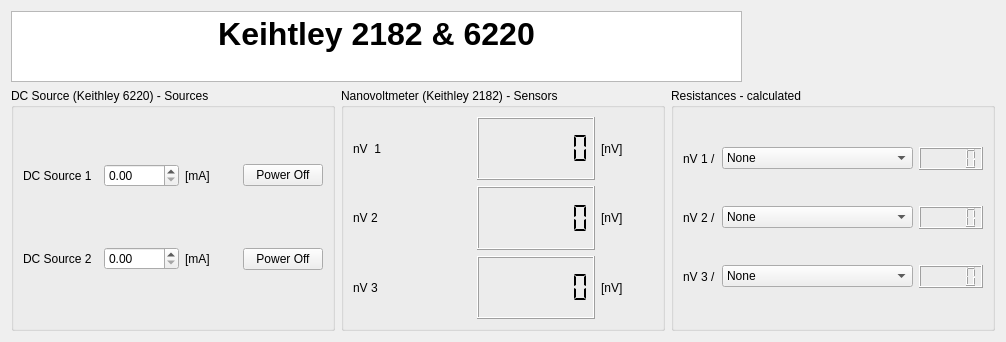
Old version of the form Keithley/Keithley_Control.ui in the repository Cryostat-GUI/Cryostat-GUI.
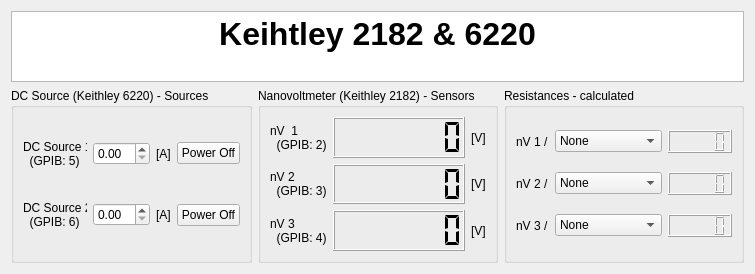
New version of the form.

Commit message: small Keithley design changes

```diff
--- a/Keithley/Keithley_Control.ui
+++ b/Keithley/Keithley_Control.ui
@@ -6,8 +6,8 @@
    <rect>
     <x>0</x>
     <y>0</y>
-    <width>1006</width>
-    <height>342</height>
+    <width>755</width>
+    <height>274</height>
    </rect>
   </property>
   <property name="minimumSize">
@@ -25,7 +25,7 @@
      <property name="title">
       <string>Resistances - calculated</string>
      </property>
-     <layout class="QGridLayout" name="gridLayout_2">
+     <layout class="QGridLayout" name="gridLayout_2" columnstretch="0,0,1">
       <item row="2" column="1">
        <widget class="QComboBox" name="comboBox_3">
         <item>
@@ -127,7 +127,7 @@
      <property name="checkable">
       <bool>false</bool>
      </property>
-     <layout class="QGridLayout" columnstretch="0,0,0">
+     <layout class="QGridLayout" columnstretch="0,1,0">
       <item row="2" column="2">
        <widget class="QLabel" name="label_5">
         <property name="maximumSize">
@@ -137,7 +137,7 @@
          </size>
         </property>
         <property name="text">
-         <string>[nV]</string>
+         <string>[V]</string>
         </property>
        </widget>
       </item>
@@ -150,7 +150,7 @@
          </size>
         </property>
         <property name="text">
-         <string>[nV]</string>
+         <string>[V]</string>
         </property>
        </widget>
       </item>
@@ -167,14 +167,16 @@
       <item row="0" column="0">
        <widget class="QLabel" name="label">
         <property name="text">
-         <string>nV  1</string>
+         <string>nV  1 
+  (GPIB: 2)</string>
         </property>
        </widget>
       </item>
       <item row="3" column="0">
        <widget class="QLabel" name="label_3">
         <property name="text">
-         <string>nV 3</string>
+         <string>nV 3 
+  (GPIB: 4)</string>
         </property>
        </widget>
       </item>
@@ -213,14 +215,15 @@
          </size>
         </property>
         <property name="text">
-         <string>[nV]</string>
+         <string>[V]</string>
         </property>
        </widget>
       </item>
       <item row="2" column="0">
        <widget class="QLabel" name="label_2">
         <property name="text">
-         <string>nV 2</string>
+         <string>nV 2 
+  (GPIB: 3)</string>
         </property>
        </widget>
       </item>
@@ -238,7 +241,7 @@
      <property name="checkable">
       <bool>false</bool>
      </property>
-     <layout class="QGridLayout" name="_2" columnstretch="0,0,0,0">
+     <layout class="QGridLayout" name="_2" columnstretch="0,1,0,0">
       <item row="0" column="1">
        <widget class="QDoubleSpinBox" name="spinSetCurrent1_mA"/>
       </item>
@@ -251,7 +254,8 @@
          </size>
         </property>
         <property name="text">
-         <string>DC Source 1</string>
+         <string>DC Source 1 
+  (GPIB: 5)</string>
         </property>
        </widget>
       </item>
@@ -264,7 +268,8 @@
          </size>
         </property>
         <property name="text">
-         <string>DC Source 2</string>
+         <string>DC Source 2 
+  (GPIB: 6)</string>
         </property>
        </widget>
       </item>
@@ -284,7 +289,7 @@
          </size>
         </property>
         <property name="text">
-         <string>[mA]</string>
+         <string>[A]</string>
         </property>
        </widget>
       </item>
@@ -300,7 +305,7 @@
          </size>
         </property>
         <property name="text">
-         <string>[mA]</string>
+         <string>[A]</string>
         </property>
        </widget>
       </item>
@@ -314,7 +319,7 @@
      </layout>
     </widget>
    </item>
-   <item row="0" column="0" colspan="2">
+   <item row="0" column="0" colspan="3">
     <widget class="QTextBrowser" name="textBrowser">
      <property name="minimumSize">
       <size>
@@ -338,8 +343,8 @@
       <string>&lt;!DOCTYPE HTML PUBLIC &quot;-//W3C//DTD HTML 4.0//EN&quot; &quot;http://www.w3.org/TR/REC-html40/strict.dtd&quot;&gt;
 &lt;html&gt;&lt;head&gt;&lt;meta name=&quot;qrichtext&quot; content=&quot;1&quot; /&gt;&lt;style type=&quot;text/css&quot;&gt;
 p, li { white-space: pre-wrap; }
-&lt;/style&gt;&lt;/head&gt;&lt;body style=&quot; font-family:'.SF NS Text'; font-size:13pt; font-weight:400; font-style:normal;&quot;&gt;
-&lt;p align=&quot;center&quot; style=&quot; margin-top:0px; margin-bottom:0px; margin-left:0px; margin-right:0px; -qt-block-indent:0; text-indent:0px;&quot;&gt;&lt;span style=&quot; font-family:'MS Shell Dlg 2'; font-size:24pt; font-weight:600;&quot;&gt;Keihtley 2182 &amp;amp; 6220&lt;/span&gt;&lt;/p&gt;&lt;/body&gt;&lt;/html&gt;</string>
+&lt;/style&gt;&lt;/head&gt;&lt;body style=&quot; font-family:'MS Shell Dlg 2'; font-size:8.25pt; font-weight:400; font-style:normal;&quot;&gt;
+&lt;p align=&quot;center&quot; style=&quot; margin-top:0px; margin-bottom:0px; margin-left:0px; margin-right:0px; -qt-block-indent:0; text-indent:0px;&quot;&gt;&lt;span style=&quot; font-size:24pt; font-weight:600;&quot;&gt;Keihtley 2182 &amp;amp; 6220&lt;/span&gt;&lt;/p&gt;&lt;/body&gt;&lt;/html&gt;</string>
      </property>
     </widget>
    </item>
```
Left out of the diff: 10 changed lines with no effect on the pictures. The commit also changes 3 other files.
